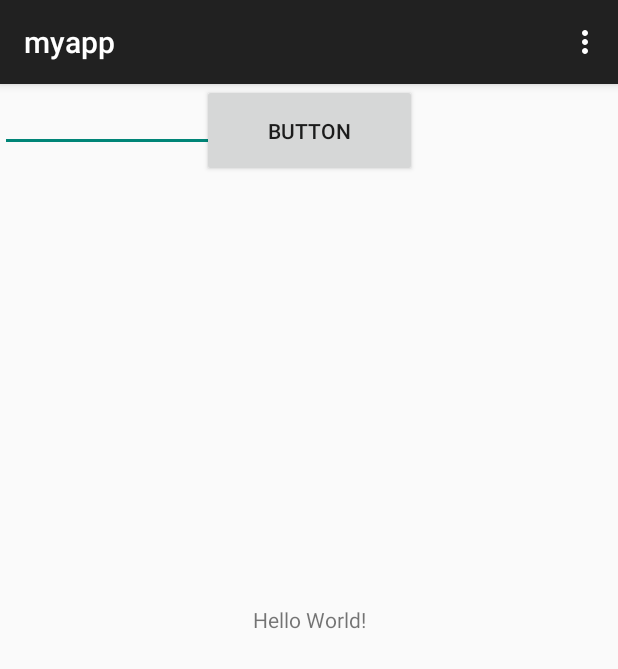
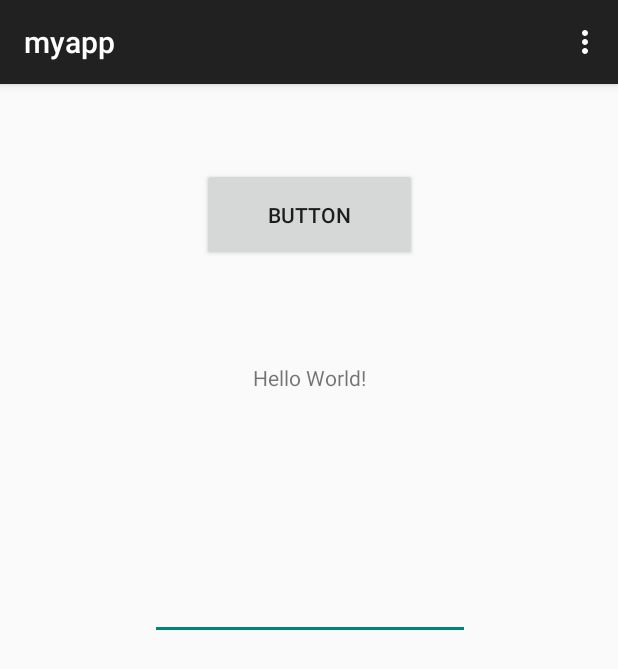
Before and after one commit to kenxzu/mobile-program, an Android app: the screen it shows after launch (MainActivity), on a phone screen of 412 x 824 dp. Shown: the top 669 px of the screen. Run offline under Robolectric (Android 15) with nearby library versions, the phone set to English and light mode, and no system bars.

Commit message:
fixed tiddy

```diff
--- a/app/src/main/java/com/myfirstapp/lct1/MainActivity.java
+++ b/app/src/main/java/com/myfirstapp/lct1/MainActivity.java
@@ -6,6 +6,7 @@ import android.view.MenuItem;
 import android.widget.EditText;
 import android.widget.TextView;
 import android.widget.Toast;
+import android.view.View;
 import androidx.appcompat.app.AppCompatActivity;
 
 
@@ -23,14 +24,14 @@ public class MainActivity extends AppCompatActivity {
     public void btnTouched(View v){
         String data = et1.getText().toString();
         th.setText(data);
-        try {
-            int angka = Integer.parseInt(data);
-            float hasil = (float) Math.PI * angka * angka;
-            String h = String.valueOf(hasil);
-            th.setText(h);
-        } catch (Exception ex){
-
-        }
+//        try {
+//            int angka = Integer.parseInt(data);
+//            float hasil = (float) Math.PI * angka * angka;
+//            String h = String.valueOf(hasil);
+//            th.setText(h);
+//        } catch (Exception ex){
+//
+//        }
 
     }
 
--- a/app/src/main/res/layout/activity_main.xml
+++ b/app/src/main/res/layout/activity_main.xml
@@ -10,30 +10,33 @@
         android:id="@+id/txtHasil"
         android:layout_width="wrap_content"
         android:layout_height="wrap_content"
+        android:layout_marginTop="68dp"
         android:text="Hello World!"
-        app:layout_constraintBottom_toBottomOf="parent"
-        app:layout_constraintEnd_toEndOf="parent"
-        app:layout_constraintStart_toStartOf="parent"
-        app:layout_constraintTop_toTopOf="parent"
-        app:layout_constraintVertical_bias="0.464" />
+        app:layout_constraintEnd_toEndOf="@+id/button"
+        app:layout_constraintStart_toStartOf="@+id/button"
+        app:layout_constraintTop_toBottomOf="@+id/button" />
 
     <Button
         android:id="@+id/button"
         android:layout_width="143dp"
         android:layout_height="62dp"
+        android:layout_marginTop="56dp"
         android:onClick="btnTouched"
         android:text="Button"
         app:layout_constraintEnd_toEndOf="parent"
         app:layout_constraintStart_toStartOf="parent"
-        tools:layout_editor_absoluteY="185dp" />
+        app:layout_constraintTop_toTopOf="parent" />
 
     <EditText
         android:id="@+id/inp1"
         android:layout_width="wrap_content"
         android:layout_height="wrap_content"
+        android:layout_marginTop="120dp"
         android:ems="10"
-        android:inputType="number|numberDecimal"
-        tools:layout_editor_absoluteX="100dp"
-        tools:layout_editor_absoluteY="261dp" />
 
+        app:layout_constraintEnd_toEndOf="@+id/txtHasil"
+        app:layout_constraintStart_toStartOf="@+id/txtHasil"
+        app:layout_constraintTop_toBottomOf="@+id/txtHasil"
+ />
+    <!--android:inputType="number|numberDecimal" intuk text only -->
 </androidx.constraintlayout.widget.ConstraintLayout>
```
